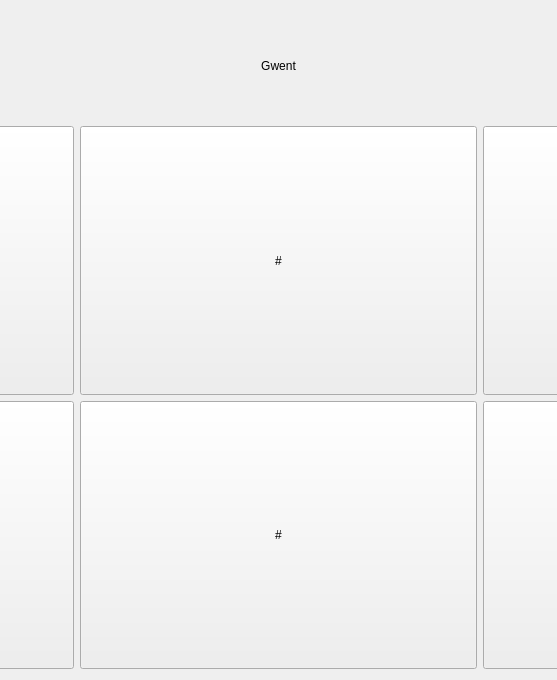
First picture: the form in Views/States/MainMenuState.ui, repository DimLight1998/Gwent, before the edit; both pictures show x 333 to 890 and y 0 to 680 of the 1223 by 680 pixel window.
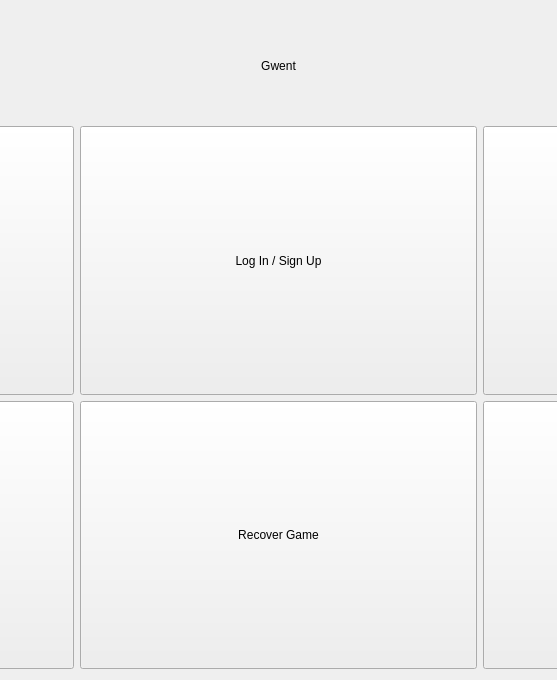
Second picture: the form after the edit.

What changed in the file:
```diff
--- a/Views/States/MainMenuState.ui
+++ b/Views/States/MainMenuState.ui
@@ -59,7 +59,7 @@
                                         <string notr="true">font: 24pt &quot;微软雅黑&quot;;</string>
                                     </property>
                                     <property name="text">
-                                        <string>#</string>
+                                        <string>Recover Game</string>
                                     </property>
                                 </widget>
                             </item>
@@ -91,7 +91,7 @@
                                         <string notr="true">font: 24pt &quot;微软雅黑&quot;;</string>
                                     </property>
                                     <property name="text">
-                                        <string>#</string>
+                                        <string>Log In / Sign Up</string>
                                     </property>
                                 </widget>
                             </item>
```
